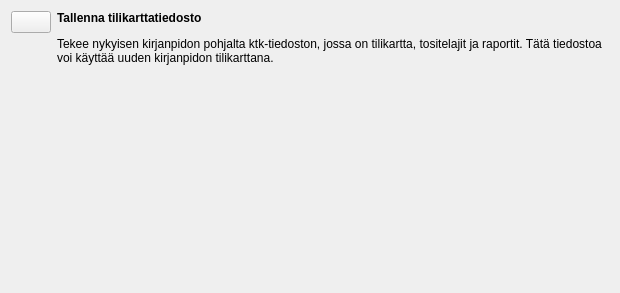
The window that kitupiikki/maaritys/tyokalut.ui (artoh/kitupiikki) describes before a commit, drawn with Qt 5.
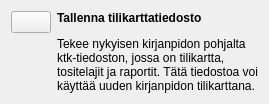
The same window after the commit. Icons and pictures are not drawn.

The edit to the form file:
```diff
--- a/kitupiikki/maaritys/tyokalut.ui
+++ b/kitupiikki/maaritys/tyokalut.ui
@@ -2,17 +2,11 @@
 <ui version="4.0">
  <class>Tyokalut</class>
  <widget class="QWidget" name="Tyokalut">
-  <property name="geometry">
-   <rect>
-    <x>0</x>
-    <y>0</y>
-    <width>620</width>
-    <height>293</height>
-   </rect>
-  </property>
   <property name="windowTitle">
    <string>Form</string>
   </property>
+  <layout class="QVBoxLayout" name="verticalLayout">
+   <item>
   <layout class="QFormLayout" name="formLayout">
    <item row="0" column="0">
     <widget class="QPushButton" name="ktpNappi">
@@ -43,6 +37,8 @@
       <cstring>ktpNappi</cstring>
      </property>
     </widget>
+     </item>
+    </layout>
    </item>
   </layout>
  </widget>
```
Lines whose indentation alone changed are shown as unchanged.
